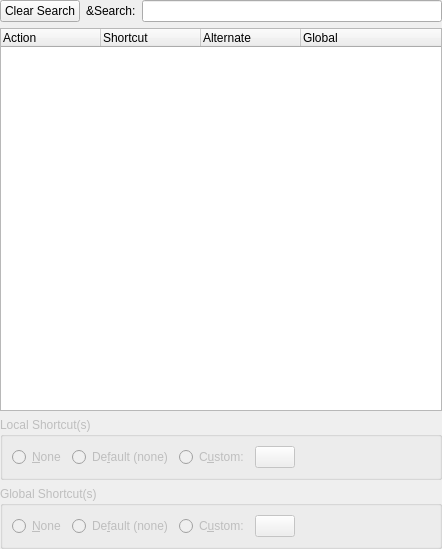
Above: kdeui/kkeydialogui.ui from KDE/kdelibs before the change. Below: the same form after it.
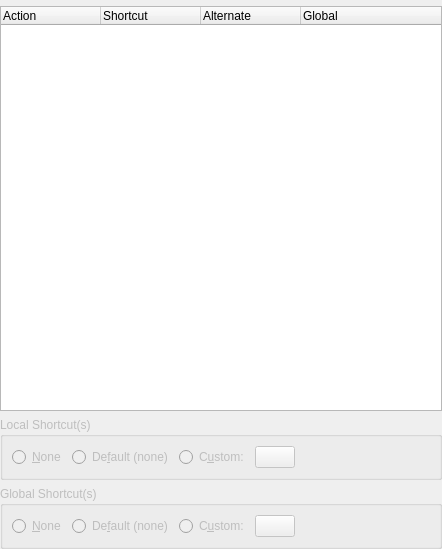
That is the form after the change. Custom widgets are drawn as their Qt base class.

Commit message:
Protect the createSearchLine method from public access Make the searchLine() method always return a search line (not just after the single shot timer is fired)
Make KKeyDialog use the new search line

```diff
--- a/kdeui/kkeydialogui.ui
+++ b/kdeui/kkeydialogui.ui
@@ -23,41 +23,11 @@
     <number>6</number>
    </property>
    <item>
-    <layout class="QHBoxLayout" >
-     <property name="margin" >
-      <number>0</number>
+    <widget class="KTreeWidgetSearchLineWidget" name="searchFilter" >
+     <property name="whatsThis" >
+      <string>Search interactively for shortcut names (e.g. Copy) or combination of keys (e.g. Ctrl+C) by typing them here.</string>
      </property>
-     <property name="spacing" >
-      <number>6</number>
-     </property>
-     <item>
-      <widget class="QPushButton" name="clearSearch" >
-       <property name="toolTip" >
-        <string>Clear Search</string>
-       </property>
-       <property name="text" >
-        <string>Clear Search</string>
-       </property>
-      </widget>
-     </item>
-     <item>
-      <widget class="QLabel" name="searchLabel" >
-       <property name="whatsThis" >
-        <string>Search interactively for shortcut names (e.g. Copy) or combination of keys (e.g. Ctrl+C) by typing them here.</string>
-       </property>
-       <property name="text" >
-        <string>&amp;Search:</string>
-       </property>
-      </widget>
-     </item>
-     <item>
-      <widget class="QLineEdit" name="seachFilter" >
-       <property name="whatsThis" >
-        <string>Search interactively for shortcut names (e.g. Copy) or combination of keys (e.g. Ctrl+C) by typing them here.</string>
-       </property>
-      </widget>
-     </item>
-    </layout>
+    </widget>
    </item>
    <item>
     <widget class="QTreeWidget" name="list" >
@@ -254,6 +224,13 @@
    <container>0</container>
    <pixmap></pixmap>
   </customwidget>
+  <customwidget>
+   <class>KTreeWidgetSearchLineWidget</class>
+   <extends>QWidget</extends>
+   <header>ktreewidgetsearchline.h</header>
+   <container>0</container>
+   <pixmap></pixmap>
+  </customwidget>
  </customwidgets>
  <resources/>
  <connections/>
```
The commit also changes 3 other files.
